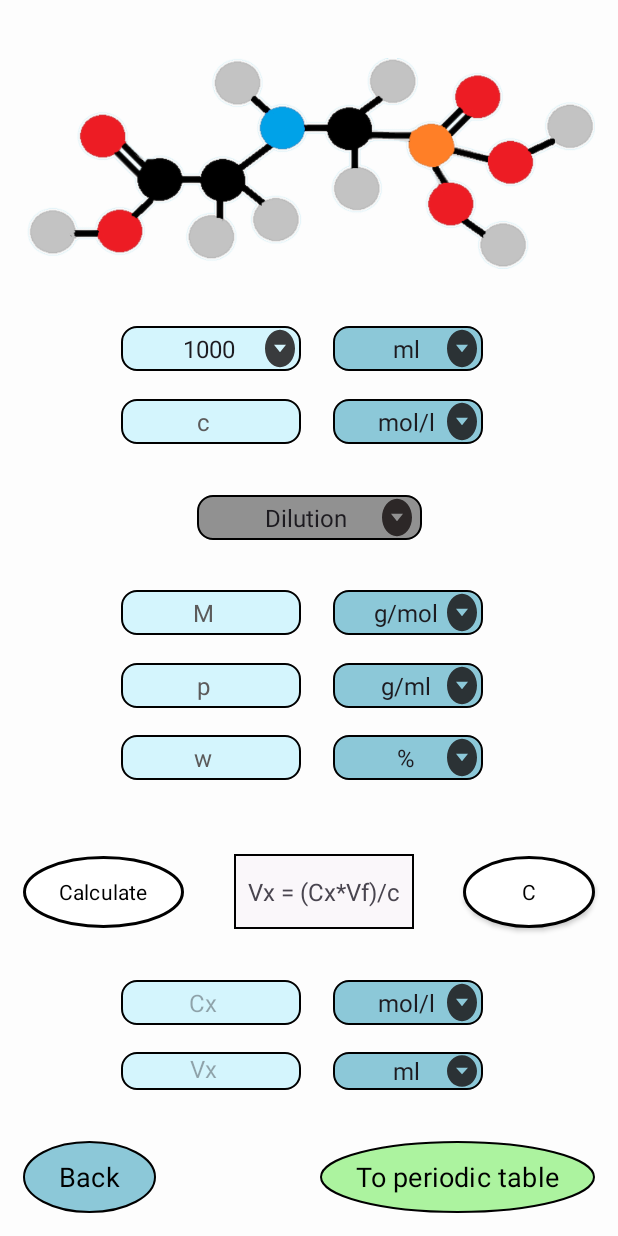
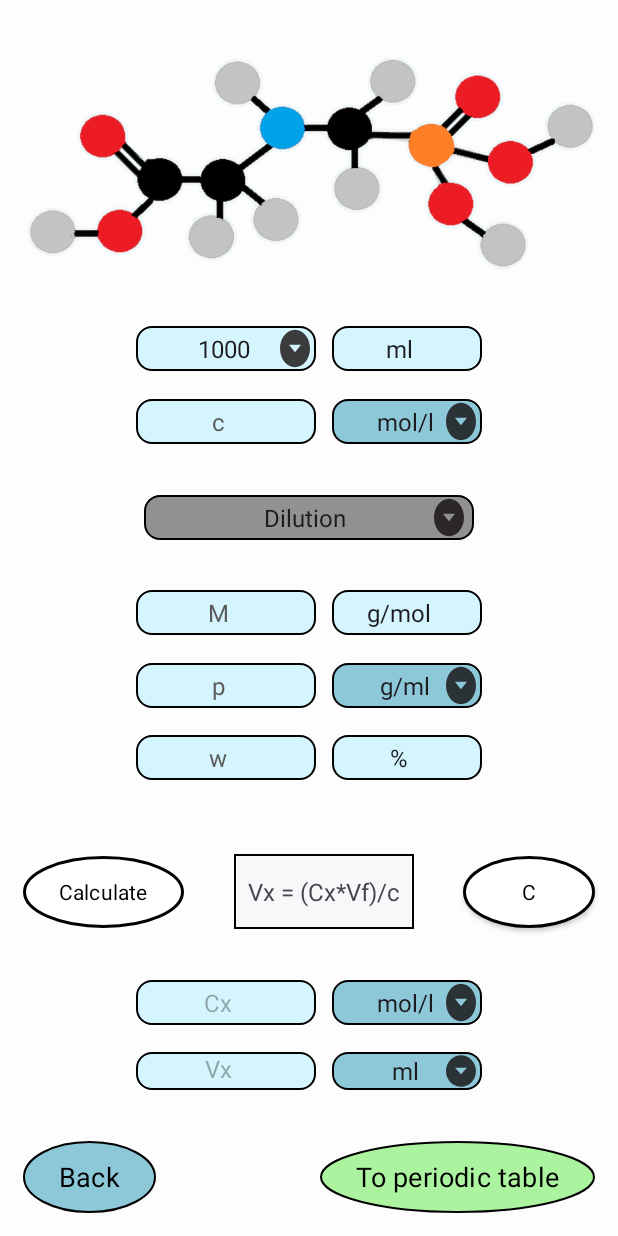
Before and after one commit to Lukaskeyn/ChemistryAssistant, an Android app: the ChemistryMode screen opened directly, with no data from a screen before it, on a phone screen of 412 x 824 dp. Run offline under Robolectric (Android 15) with nearby library versions, the phone set to English and light mode, and no system bars; Roboto replaces fonts that are not available here.

Commit message:
release 1.02b

```diff
--- /dev/null
+++ b/app/src/main/res/drawable/borderedittexterror.xml
@@ -0,0 +1,19 @@
+<?xml version="1.0" encoding="utf-8"?>
+<selector xmlns:android="http://schemas.android.com/apk/res/android">
+    <item>
+        <layer-list>
+            <item>
+                <shape android:shape="rectangle">
+                    <solid android:color="#D4F5FD"/>
+                    <corners android:radius="10dp"/>
+                    <padding android:right="10dp"/>
+                    <stroke android:width="2dp" android:color="@color/red"/>
+                </shape>
+
+
+            </item>
+
+        </layer-list>
+
+    </item>
+</selector>
--- /dev/null
+++ b/app/src/main/res/drawable/stylespinnererror.xml
@@ -0,0 +1,22 @@
+<?xml version="1.0" encoding="utf-8"?>
+<selector xmlns:android="http://schemas.android.com/apk/res/android">
+    <item>
+        <layer-list>
+            <item>
+                <shape android:shape="rectangle">
+                    <solid android:color="@color/extra_Light"/>
+                    <corners android:radius="10dp"/>
+                    <padding android:right="2dp"/>
+                    <stroke android:width="2dp" android:color="@color/red"/>
+                </shape>
+
+
+            </item>
+            <item android:drawable="@drawable/ic_down" android:gravity="end"/>
+
+
+        </layer-list>
+
+    </item>
+
+</selector>
--- a/app/src/main/res/layout-land/chemistry_mode_page.xml
+++ b/app/src/main/res/layout-land/chemistry_mode_page.xml
@@ -44,6 +44,7 @@
         android:hint="@string/concentrationX"
         android:inputType="number|numberDecimal"
         android:textSize="16sp"
+        android:maxLength="9"
         app:layout_constraintBottom_toTopOf="@+id/um_volumeX"
         app:layout_constraintStart_toStartOf="parent"
         app:layout_constraintTop_toBottomOf="@+id/massFractionValue" />
@@ -70,6 +71,7 @@
         android:fontFamily="@font/basic"
         android:gravity="center"
         android:hint="@string/concentration"
+        android:maxLength="9"
         android:inputType="number|numberDecimal"
         android:textColorHint="#5C5B5B"
         android:textSize="16sp"
@@ -95,7 +97,7 @@
         android:id="@+id/um_flaskVolume"
         android:layout_width="100dp"
         android:layout_height="30dp"
-        android:background="@drawable/stylespinner"
+        android:background="@drawable/editextborder"
         android:gravity="center"
         android:spinnerMode="dialog"
         android:textAlignment="center"
@@ -109,7 +111,7 @@
         android:layout_width="100dp"
         android:layout_height="30dp"
 
-        android:background="@drawable/stylespinner"
+        android:background="@drawable/editextborder"
         android:gravity="center"
         android:spinnerMode="dialog"
         android:textAlignment="center"
@@ -133,6 +135,7 @@
         android:textAlignment="center"
         android:textColorHint="#5C5B5B"
         android:textSize="16sp"
+        android:maxLength="7"
         app:layout_constraintStart_toStartOf="parent"
         app:layout_constraintTop_toBottomOf="@+id/densityValue" />
 
@@ -163,6 +166,7 @@
         android:inputType="number|numberDecimal"
         android:textAlignment="center"
         android:textColorHint="#5C5B5B"
+        android:maxLength="9"
         android:textSize="16sp"
         app:layout_constraintStart_toStartOf="parent"
         app:layout_constraintTop_toBottomOf="@+id/concentrationValue" />
@@ -171,7 +175,7 @@
         android:id="@+id/em_mWeight"
         android:layout_width="100dp"
         android:layout_height="30dp"
-        android:background="@drawable/stylespinner"
+        android:background="@drawable/editextborder"
         android:gravity="center"
         android:spinnerMode="dialog"
         android:textAlignment="center"
@@ -194,6 +198,7 @@
         android:textAlignment="center"
         android:textColorHint="#5C5B5B"
         android:textSize="16sp"
+        android:maxLength="9"
         app:layout_constraintStart_toStartOf="parent"
         app:layout_constraintTop_toBottomOf="@+id/molecularWeightValue" />
 
--- a/app/src/main/res/layout/chemistry_mode_page.xml
+++ b/app/src/main/res/layout/chemistry_mode_page.xml
@@ -10,32 +10,35 @@
         android:id="@+id/um_volumeX"
         android:layout_width="100dp"
         android:layout_height="25dp"
+        android:layout_marginEnd="25dp"
         android:background="@drawable/stylespinner"
         android:gravity="center"
         android:spinnerMode="dialog"
         android:textAlignment="center"
         app:layout_constraintBottom_toBottomOf="@+id/volumeX"
         app:layout_constraintEnd_toEndOf="parent"
-        app:layout_constraintStart_toStartOf="@+id/function"
+        app:layout_constraintStart_toStartOf="@+id/formulas"
         app:layout_constraintTop_toTopOf="@+id/volumeX" />
 
     <Spinner
         android:id="@+id/um_concentrationX"
         android:layout_width="100dp"
         android:layout_height="30dp"
+        android:layout_marginEnd="25dp"
         android:background="@drawable/stylespinner"
         android:gravity="center"
         android:spinnerMode="dialog"
         android:textAlignment="center"
         app:layout_constraintBottom_toBottomOf="@+id/concentrationValueX"
         app:layout_constraintEnd_toEndOf="parent"
-        app:layout_constraintStart_toStartOf="@+id/function"
+        app:layout_constraintStart_toStartOf="@+id/formulas"
         app:layout_constraintTop_toTopOf="@+id/concentrationValueX" />
 
     <EditText
         android:id="@+id/concentrationValueX"
         android:layout_width="120dp"
         android:layout_height="30dp"
+        android:layout_marginStart="25dp"
         android:layout_marginTop="15dp"
         android:background="@drawable/editextborder"
         android:ems="10"
@@ -43,9 +46,10 @@
         android:gravity="center"
         android:hint="@string/concentrationX"
         android:inputType="number|numberDecimal"
+        android:maxLength="9"
         android:textSize="16sp"
         app:layout_constraintBottom_toTopOf="@+id/um_volumeX"
-        app:layout_constraintEnd_toEndOf="@+id/function"
+        app:layout_constraintEnd_toEndOf="@+id/formulas"
         app:layout_constraintStart_toStartOf="parent"
         app:layout_constraintTop_toBottomOf="@+id/formulas" />
 
@@ -53,29 +57,32 @@
         android:id="@+id/um_concentration"
         android:layout_width="100dp"
         android:layout_height="30dp"
+        android:layout_marginEnd="25dp"
         android:background="@drawable/stylespinner"
         android:gravity="center"
         android:spinnerMode="dialog"
         android:textAlignment="center"
         app:layout_constraintBottom_toBottomOf="@+id/concentrationValue"
         app:layout_constraintEnd_toEndOf="parent"
-        app:layout_constraintStart_toStartOf="@+id/function"
+        app:layout_constraintStart_toStartOf="@+id/formulas"
         app:layout_constraintTop_toTopOf="@+id/concentrationValue" />
 
     <EditText
         android:id="@+id/concentrationValue"
         android:layout_width="120dp"
         android:layout_height="30dp"
+        android:layout_marginStart="25dp"
         android:layout_marginBottom="15dp"
         android:background="@drawable/editextborder"
         android:fontFamily="@font/basic"
         android:gravity="center"
         android:hint="@string/concentration"
         android:inputType="number|numberDecimal"
+        android:maxLength="9"
         android:textColorHint="#5C5B5B"
         android:textSize="16sp"
         app:layout_constraintBottom_toTopOf="@+id/function"
-        app:layout_constraintEnd_toEndOf="@+id/function"
+        app:layout_constraintEnd_toEndOf="@+id/formulas"
         app:layout_constraintStart_toStartOf="parent"
         app:layout_constraintTop_toBottomOf="@+id/um_flaskVolumeValue" />
 
@@ -84,6 +91,7 @@
         style="@style/SpinnerTheme2"
         android:layout_width="120dp"
         android:layout_height="30dp"
+        android:layout_marginStart="25dp"
         android:layout_marginTop="15dp"
         android:background="@drawable/bordervolumeflask"
         android:gravity="center"
@@ -91,7 +99,7 @@
         android:textAlignment="center"
         android:theme="@style/SpinnerTheme"
         app:layout_constraintBottom_toTopOf="@+id/um_concentration"
-        app:layout_constraintEnd_toEndOf="@+id/function"
+        app:layout_constraintEnd_toEndOf="@+id/formulas"
         app:layout_constraintStart_toStartOf="parent"
         app:layout_constraintTop_toBottomOf="@+id/imageView2" />
 
@@ -99,13 +107,14 @@
         android:id="@+id/um_flaskVolume"
         android:layout_width="100dp"
         android:layout_height="30dp"
-        android:background="@drawable/stylespinner"
+        android:layout_marginEnd="25dp"
+        android:background="@drawable/editextborder"
         android:gravity="center"
         android:spinnerMode="dialog"
         android:textAlignment="center"
         app:layout_constraintBottom_toBottomOf="@+id/um_flaskVolumeValue"
         app:layout_constraintEnd_toEndOf="parent"
-        app:layout_constraintStart_toStartOf="@+id/function"
+        app:layout_constraintStart_toStartOf="@+id/formulas"
         app:layout_constraintTop_toTopOf="@+id/um_flaskVolumeValue" />
 
     <Spinner
@@ -113,19 +122,21 @@
         android:layout_width="100dp"
         android:layout_height="30dp"
 
-        android:background="@drawable/stylespinner"
+        android:layout_marginEnd="25dp"
+        android:background="@drawable/editextborder"
         android:gravity="center"
         android:spinnerMode="dialog"
         android:textAlignment="center"
         app:layout_constraintBottom_toBottomOf="@+id/massFractionValue"
         app:layout_constraintEnd_toEndOf="parent"
-        app:layout_constraintStart_toStartOf="@+id/function"
+        app:layout_constraintStart_toStartOf="@+id/formulas"
         app:layout_constraintTop_toTopOf="@+id/massFractionValue" />
 
     <EditText
         android:id="@+id/massFractionValue"
         android:layout_width="120dp"
         android:layout_height="30dp"
+        android:layout_marginStart="25dp"
         android:layout_marginBottom="15dp"
         android:background="@drawable/editextborder"
         android:ems="10"
@@ -133,11 +144,12 @@
         android:gravity="center"
         android:hint="@string/volume_mass"
         android:inputType="number|numberDecimal"
+        android:maxLength="7"
         android:textAlignment="center"
         android:textColorHint="#5C5B5B"
         android:textSize="16sp"
         app:layout_constraintBottom_toTopOf="@+id/formulas"
-        app:layout_constraintEnd_toEndOf="@+id/function"
+        app:layout_constraintEnd_toEndOf="@+id/formulas"
         app:layout_constraintStart_toStartOf="parent"
         app:layout_constraintTop_toBottomOf="@+id/densityValue" />
 
@@ -145,19 +157,21 @@
         android:id="@+id/um_density"
         android:layout_width="100dp"
         android:layout_height="30dp"
+        android:layout_marginEnd="25dp"
         android:background="@drawable/stylespinner"
         android:gravity="center"
         android:spinnerMode="dialog"
         android:textAlignment="center"
         app:layout_constraintBottom_toBottomOf="@+id/densityValue"
         app:layout_constraintEnd_toEndOf="parent"
-        app:layout_constraintStart_toStartOf="@+id/function"
+        app:layout_constraintStart_toStartOf="@+id/formulas"
         app:layout_constraintTop_toTopOf="@+id/densityValue" />
 
     <EditText
         android:id="@+id/molecularWeightValue"
         android:layout_width="120dp"
         android:layout_height="30dp"
+        android:layout_marginStart="25dp"
         android:layout_marginTop="15dp"
         android:background="@drawable/editextborder"
         android:ems="10"
@@ -165,11 +179,12 @@
         android:gravity="center"
         android:hint="M"
         android:inputType="number|numberDecimal"
+        android:maxLength="9"
         android:textAlignment="center"
         android:textColorHint="#5C5B5B"
         android:textSize="16sp"
         app:layout_constraintBottom_toTopOf="@+id/um_density"
-        app:layout_constraintEnd_toEndOf="@+id/function"
+        app:layout_constraintEnd_toEndOf="@+id/formulas"
         app:layout_constraintStart_toStartOf="parent"
         app:layout_constraintTop_toBottomOf="@+id/function" />
 
@@ -177,29 +192,32 @@
         android:id="@+id/em_mWeight"
         android:layout_width="100dp"
         android:layout_height="30dp"
-        android:background="@drawable/stylespinner"
+        android:layout_marginEnd="25dp"
+        android:background="@drawable/editextborder"
         android:gravity="center"
         android:spinnerMode="dialog"
         android:textAlignment="center"
         app:layout_constraintBottom_toBottomOf="@+id/molecularWeightValue"
         app:layout_constraintEnd_toEndOf="parent"
-        app:layout_constraintStart_toStartOf="@+id/function"
+        app:layout_constraintStart_toStartOf="@+id/formulas"
         app:layout_constraintTop_toTopOf="@+id/molecularWeightValue" />
 
     <EditText
         android:id="@+id/densityValue"
         android:layout_width="120dp"
         android:layout_height="30dp"
+        android:layout_marginStart="25dp"
         android:background="@drawable/editextborder"
         android:fontFamily="@font/basic"
         android:gravity="center"
         android:hint="@string/density"
         android:inputType="number|numberDecimal"
+        android:maxLength="9"
         android:textAlignment="center"
         android:textColorHint="#5C5B5B"
         android:textSize="16sp"
         app:layout_constraintBottom_toTopOf="@+id/um_mass_fraction"
-        app:layout_constraintEnd_toEndOf="@+id/function"
+        app:layout_constraintEnd_toEndOf="@+id/formulas"
         app:layout_constraintStart_toStartOf="parent"
         app:layout_constraintTop_toBottomOf="@+id/molecularWeightValue" />
 
@@ -258,7 +276,7 @@
 
     <Spinner
         android:id="@+id/function"
-        android:layout_width="150dp"
+        android:layout_width="220dp"
         android:layout_height="30dp"
         android:background="@drawable/functionborder"
         android:gravity="center"
@@ -274,6 +292,7 @@
         android:id="@+id/volumeX"
         android:layout_width="120dp"
         android:layout_height="25dp"
+        android:layout_marginStart="25dp"
         android:layout_marginBottom="15dp"
         android:background="@drawable/editextborder"
         android:fontFamily="@font/basic"
@@ -281,7 +300,7 @@
         android:textAlignment="center"
         android:textSize="16sp"
         app:layout_constraintBottom_toTopOf="@+id/backOnStartPage"
-        app:layout_constraintEnd_toEndOf="@+id/function"
+        app:layout_constraintEnd_toEndOf="@+id/formulas"
         app:layout_constraintStart_toStartOf="parent"
         app:layout_constraintTop_toBottomOf="@+id/concentrationValueX" />
 
--- a/app/src/main/res/values/strings.xml
+++ b/app/src/main/res/values/strings.xml
@@ -200,9 +200,9 @@
     <string name="volume_x">Vx</string>
     <string-array name ="function">
         <item>Dilution</item>
-        <item>Preparation of c (mol/l)</item>
+        <item>Preparation: c (mol/l)</item>
     </string-array>
     <string name="calculate">Calculate</string>
     <string name="formula_dilution">Vx = (Cx*Vf)/c</string>
-    <string name="formula_preparationMol">Vx = (c * M)/ (p *(w/100))</string>
+    <string name="formula_preparationMol">Vx = (Cx * M)/ (p *(w/100))</string>
 </resources>
```
Also changed, not shown: app/src/main/java/com/example/chemistryassistant/ChemistryMode.java (+212 -41 lines), app/src/main/res/drawable/blueflask.png (added), app/src/main/res/drawable/greenflask.png (added), 24 other files.
